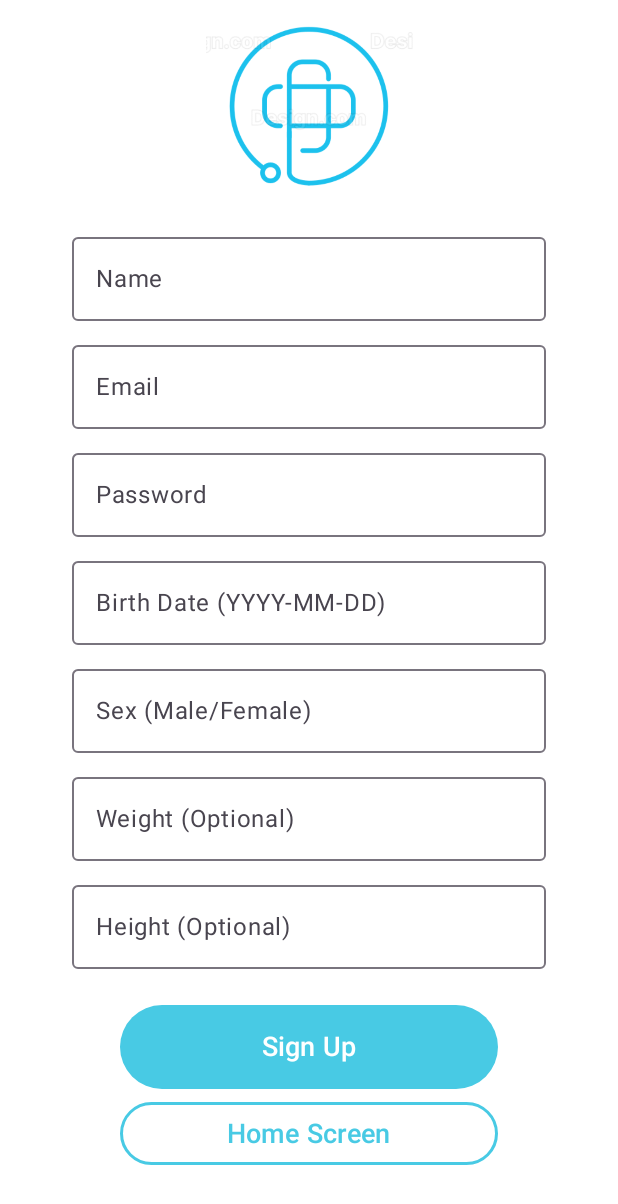
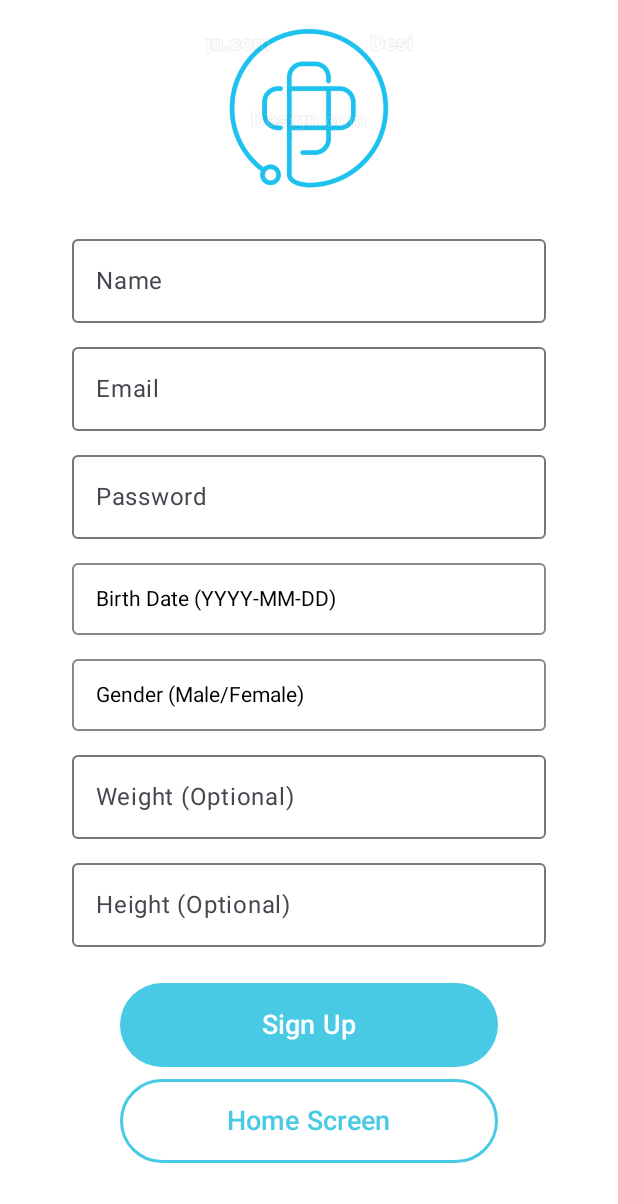
Before and after one commit to gawlowski-mateusz/Health-Monitor, an Android app built with Jetpack Compose: the SignUpScreen screen opened through its navigation route, after a tap on "Sign Up", on a phone screen of 412 x 824 dp. Shown: the top 1204 px of the screen. Run offline under Robolectric (Android 15) with nearby library versions, the light colour scheme and no system bars.

Commit message:
Frontend : SingUpScreen improved
+ date picker
+ gender dropdown menu

```diff
--- a/Frontend/app/src/main/java/com/mateusz/frontend/SignUpScreen.kt
+++ b/Frontend/app/src/main/java/com/mateusz/frontend/SignUpScreen.kt
@@ -1,19 +1,26 @@
 package com.mateusz.frontend
 
+import android.app.DatePickerDialog
 import android.widget.Toast
 import androidx.compose.foundation.BorderStroke
 import androidx.compose.foundation.Image
+import androidx.compose.foundation.background
+import androidx.compose.foundation.border
+import androidx.compose.foundation.clickable
 import androidx.compose.foundation.layout.*
 import androidx.compose.foundation.shape.RoundedCornerShape
 import androidx.compose.foundation.text.KeyboardOptions
 import androidx.compose.material3.Button
 import androidx.compose.material3.ButtonDefaults
+import androidx.compose.material3.DropdownMenu
+import androidx.compose.material3.DropdownMenuItem
 import androidx.compose.material3.OutlinedButton
 import androidx.compose.material3.OutlinedTextField
 import androidx.compose.material3.Text
 import androidx.compose.runtime.*
 import androidx.compose.ui.Alignment
 import androidx.compose.ui.Modifier
+import androidx.compose.ui.graphics.Color
 import androidx.compose.ui.layout.ContentScale
 import androidx.compose.ui.platform.LocalContext
 import androidx.compose.ui.res.colorResource
@@ -32,18 +39,22 @@ import java.net.URL
 import org.json.JSONObject
 import java.io.OutputStreamWriter
 import java.text.SimpleDateFormat
+import java.time.LocalDate
+import java.time.format.DateTimeFormatter
 import java.util.*
 
 @Composable
 fun SignUpScreen(onSignUpSuccess: () -> Unit, onNavigateToHomeScreen: () -> Unit) {
     val context = LocalContext.current
     var signUpResult by remember { mutableStateOf("") }
+    val calendar = Calendar.getInstance()
+    var showGenderMenu by remember { mutableStateOf(false) }
 
     var name by remember { mutableStateOf("") }
     var email by remember { mutableStateOf("") }
     var password by remember { mutableStateOf("") }
-    var birthDateInput by remember { mutableStateOf("") }
-    var sex by remember { mutableStateOf("") }
+    var birthDateInput by remember { mutableStateOf<LocalDate?>(null) }
+    var gender by remember { mutableStateOf("") }
     var weight by remember { mutableStateOf("") }
     var height by remember { mutableStateOf("") }
 
@@ -54,7 +65,6 @@ fun SignUpScreen(onSignUpSuccess: () -> Unit, onNavigateToHomeScreen: () -> Unit
         verticalArrangement = Arrangement.Center,
         horizontalAlignment = Alignment.CenterHorizontally
     ) {
-        // Display the logo at the top
         Image(
             painter = painterResource(id = R.drawable.logo_simple),  // Assuming logo.png is placed in res/drawable
             contentDescription = "App Logo",
@@ -63,7 +73,6 @@ fun SignUpScreen(onSignUpSuccess: () -> Unit, onNavigateToHomeScreen: () -> Unit
                 .padding(bottom = 8.dp),
             contentScale = ContentScale.Fit
         )
-
 
         OutlinedTextField(
             value = name,
@@ -92,25 +101,82 @@ fun SignUpScreen(onSignUpSuccess: () -> Unit, onNavigateToHomeScreen: () -> Unit
             modifier = Modifier.fillMaxWidth()
         )
 
-        Spacer(modifier = Modifier.height(8.dp))
+        Spacer(modifier = Modifier.height(16.dp))
 
-        OutlinedTextField(
-            value = birthDateInput,
-            onValueChange = { birthDateInput = it },
-            label = { Text("Birth Date (YYYY-MM-DD)") },
-            keyboardOptions = KeyboardOptions(keyboardType = KeyboardType.Text),
-            modifier = Modifier.fillMaxWidth()
-        )
+        val datePickerDialog = remember {
+            DatePickerDialog(
+                context,
+                { _, year, month, dayOfMonth ->
+                    birthDateInput = LocalDate.of(year, month + 1, dayOfMonth)
+                },
+                calendar.get(Calendar.YEAR),
+                calendar.get(Calendar.MONTH),
+                calendar.get(Calendar.DAY_OF_MONTH)
+            )
+        }
 
-        Spacer(modifier = Modifier.height(8.dp))
+        Box(
+            modifier = Modifier
+                .fillMaxWidth()
+                .background(
+                    color = Color.White,
+                    shape = RoundedCornerShape(4.dp)
+                )
+                .border(BorderStroke(1.dp, Color.Gray), shape = RoundedCornerShape(4.dp))
+                .padding(16.dp)
+                .clickable { datePickerDialog.show() }
+        ) {
+            Text(
+                text = birthDateInput?.format(DateTimeFormatter.ofPattern("yyyy-MM-dd")) ?: "Birth Date (YYYY-MM-DD)",
+                color = Color.Black
+            )
+        }
 
-        OutlinedTextField(
-            value = sex,
-            onValueChange = { sex = it },
-            label = { Text("Sex (Male/Female)") },
-            keyboardOptions = KeyboardOptions(keyboardType = KeyboardType.Text),
-            modifier = Modifier.fillMaxWidth()
-        )
+        Spacer(modifier = Modifier.height(16.dp))
+
+        DropdownMenu(
+            expanded = showGenderMenu,
+            onDismissRequest = { showGenderMenu = false }
+        ) {
+            DropdownMenuItem(
+                text = { Text("Male") },
+                onClick = {
+                    gender = "Male"
+                    showGenderMenu = false
+                }
+            )
+            DropdownMenuItem(
+                text = { Text("Female") },
+                onClick = {
+                    gender = "Female"
+                    showGenderMenu = false
+                }
+            )
+        }
+
+        Box(
+            modifier = Modifier
+                .fillMaxWidth()
+                .background(
+                    color = Color.White,
+                    shape = RoundedCornerShape(4.dp)
+                )
+                .border(BorderStroke(1.dp, Color.Gray), shape = RoundedCornerShape(4.dp))
+                .padding(16.dp)
+                .clickable { showGenderMenu = true }
+        ) {
+            if (gender == "") {
+                Text(
+                    text = "Gender (Male/Female)",
+                    color = Color.Black
+                )
+            } else {
+                Text(
+                    text = gender,
+                    color = Color.Black
+                )
+            }
+        }
 
         Spacer(modifier = Modifier.height(8.dp))
 
@@ -143,9 +209,12 @@ fun SignUpScreen(onSignUpSuccess: () -> Unit, onNavigateToHomeScreen: () -> Unit
                         val birthDate = SimpleDateFormat(
                             "yyyy-MM-dd",
                             Locale.getDefault()
-                        ).parse(birthDateInput)
+                        ).parse(
+                            birthDateInput?.format(DateTimeFormatter.ofPattern("yyyy-MM-dd"))
+                                .toString()
+                        )
                         val result =
-                            makeSignUpRequest(name, email, password, birthDate, sex, weight, height)
+                            makeSignUpRequest(name, email, password, birthDate, gender, weight, height)
                         withContext(Dispatchers.Main) {
                             signUpResult = result
                             if (result == "Success") {
@@ -213,7 +282,7 @@ private suspend fun makeSignUpRequest(
     email: String,
     password: String,
     birthDate: Date?,
-    sex: String,
+    gender: String,
     weight: String?,
     height: String?
 ): String {
@@ -238,9 +307,9 @@ private suspend fun makeSignUpRequest(
             put("password", password)
             put("name", name)
             put("birth_date", birthDateStr) // Send birthDate in the correct format
-            put("sex", sex)
-            weight?.let { put("weight", it.toInt()) } // Optional field, parse as Int
-            height?.let { put("height", it.toInt()) }   // Optional field, parse as Int
+            put("sex", gender)
+            weight?.toIntOrNull()?.let { put("weight", it) }
+            height?.toIntOrNull()?.let { put("height", it) }
         }
 
         // Write the JSON data to the output stream
```
